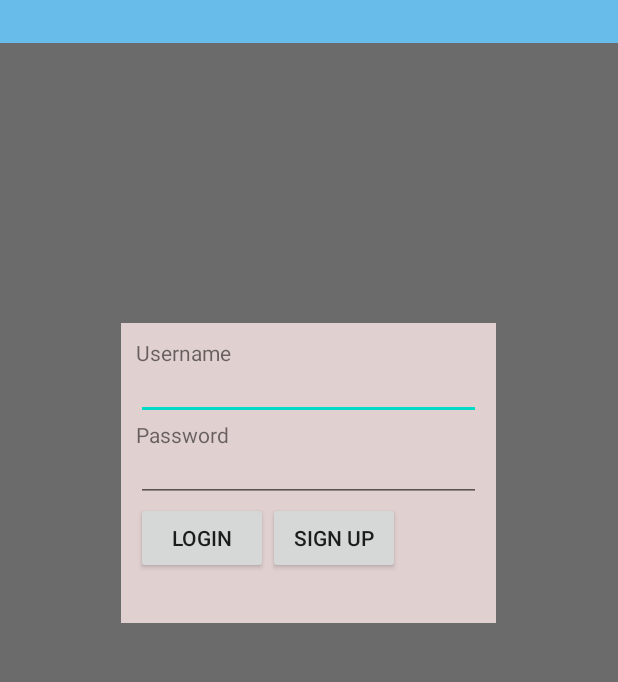
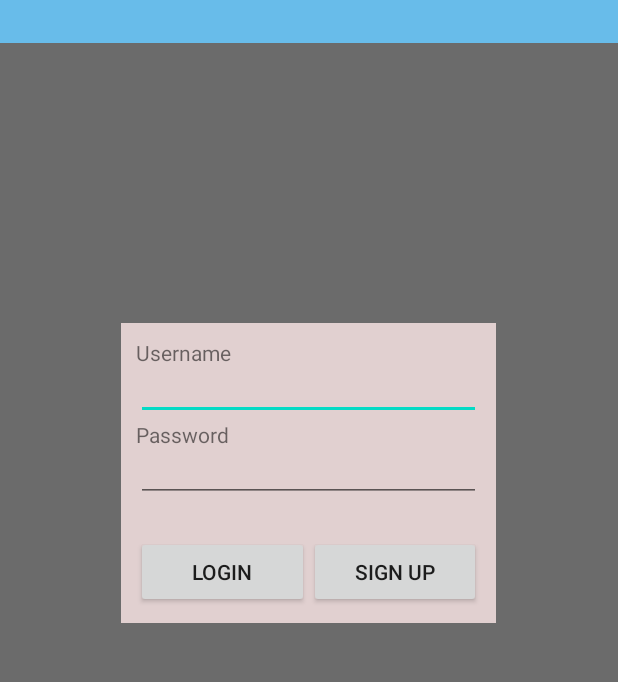
Before and after one commit to MountainWatcher89/DS_Fitness, an Android app: the screen it shows after launch (loginActivity), on a phone screen of 412 x 824 dp, the part 144-826 px from its top. Run offline under Robolectric (Android 15) with nearby library versions, the phone set to English and light mode, and no system bars.

Commit message:
Continued work on the login interface.

```diff
--- a/app/src/main/java/com/example/ds_fitness/loginActivity.kt
+++ b/app/src/main/java/com/example/ds_fitness/loginActivity.kt
@@ -19,50 +19,27 @@ class loginActivity : AppCompatActivity() {
     //Cyan 51.153.255
 
     //Set the color values
-    private val myTopAndBottomBandsCol: Int = Color.rgb(51, 153, 255)
-    private val myBackCol: Int = Color.rgb(160, 160, 160)
-    private val myLoginBoxCol: Int = Color.rgb(224, 224, 224)
-    private val myTextCol: Int = Color.WHITE
 
-    //Set the paint variables
-    private var myTopAndBottomBandsPaint: Paint
-    private var myBackPaint: Paint
-    private var myLoginBoxPaint: Paint
-    private var myTextPaint: Paint
 
     //Set login screen widgets?
     //val myEditText = EditText
 
+    public fun onLoginClick(view: View)
+    {
+        //On click function simply calls valdation methods, to decouple the logic from the implementation
 
-    init
-    {
-        //Paint objects
 
-        myTopAndBottomBandsPaint = Paint().apply{
-            style = Paint.Style.FILL
-            color = myTopAndBottomBandsCol
-        }
-
-        myBackPaint = Paint().apply{
-            style = Paint.Style.FILL
-            color = myBackCol
-        }
-
-        myLoginBoxPaint = Paint().apply{
-            style = Paint.Style.FILL
-            color = myLoginBoxCol
-        }
-
-        myTextPaint = Paint().apply {
-            textAlign = Paint.Align.CENTER
-            textSize = 55f
-            typeface = Typeface.SANS_SERIF
-            color = myTextCol
-        }
     }
 
-    override fun onDraw(canvas: Canvas)
+    private fun validateLoginAttempt(recUserName: String, recPassword: String): Boolean
     {
+        var retVal: Boolean = false
+
+        return retVal
+    }
+
+    //override fun onDraw(canvas: Canvas)
+    //{
         //super.onDraw(canvas)
 
         //val screenWidth = width.toFloat()
@@ -90,5 +67,5 @@ class loginActivity : AppCompatActivity() {
         //canvas.drawRect((screenWidth / 5), screenWidth * 2, screenWidth * 4, bannerHeight * 5, myLoginBoxPaint)
 
 
-    }
+    //}
 }
--- a/app/src/main/res/layout/activity_main.xml
+++ b/app/src/main/res/layout/activity_main.xml
@@ -75,26 +75,28 @@
 
         <LinearLayout
             android:id="@+id/linearlayout_buttons"
-            android:layout_width="wrap_content"
-            android:layout_height="wrap_content"
+            android:layout_width="match_parent"
+            android:layout_height="match_parent"
             android:gravity="center"
-            android:orientation="horizontal"
-            android:layout_gravity="bottom">
-
-            <Button
-                android:layout_width="match_parent"
-                android:layout_height="wrap_content"
-                android:layout_weight="1"
-                android:text="Login"
-                android:id="@+id/button_login"/>
+            android:orientation="horizontal">
 
 
             <Button
+                android:id="@+id/button_login"
                 android:layout_width="match_parent"
                 android:layout_height="wrap_content"
+                android:layout_gravity="bottom"
                 android:layout_weight="1"
-                android:text="Sign up"
-                android:id="@+id/button_sign_up"/>
+                android:text="@string/btn_login_text"
+                android:onClick="onLoginClick"/>
+
+            <Button
+                android:id="@+id/button_sign_up"
+                android:layout_width="match_parent"
+                android:layout_height="wrap_content"
+                android:layout_gravity="bottom"
+                android:layout_weight="1"
+                android:text="@string/btn_sign_up_text"/>
 
         </LinearLayout>
     </LinearLayout>
--- a/app/src/main/res/values/strings.xml
+++ b/app/src/main/res/values/strings.xml
@@ -3,4 +3,6 @@
     <string name="textView_enter_username">Username</string>
     <string name="textView_enter_password">Password</string>
     <string name="editText_enter_username"></string>
+    <string name="btn_login_text">Login</string>
+    <string name="btn_sign_up_text">Sign up</string>
 </resources>
```
